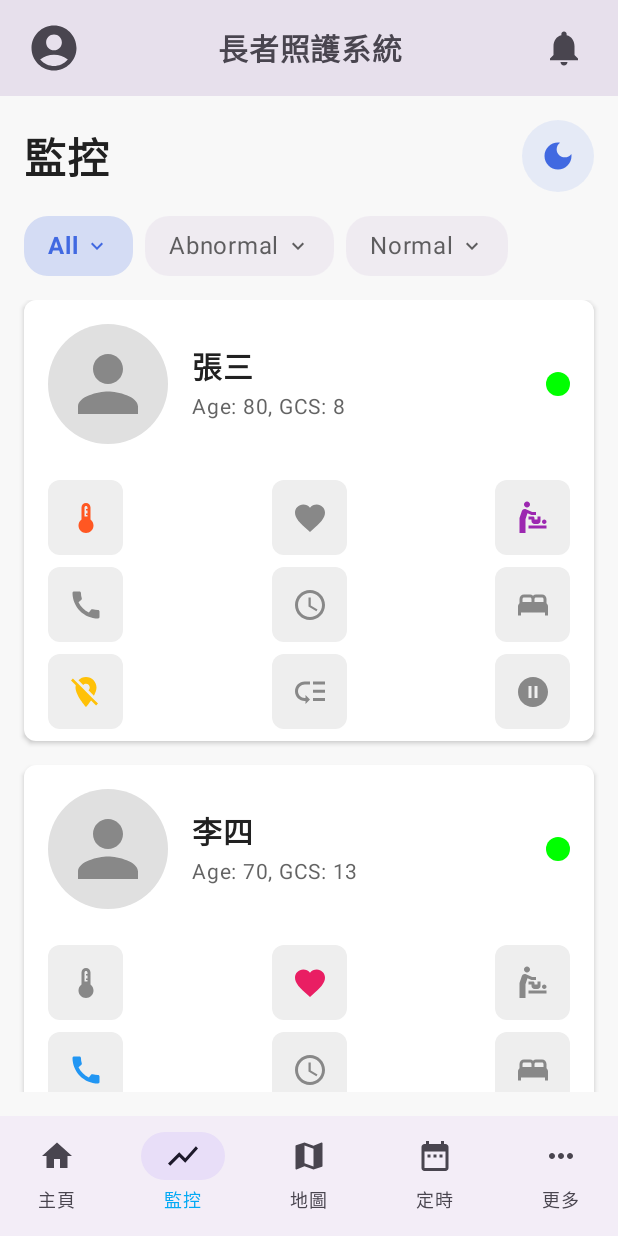
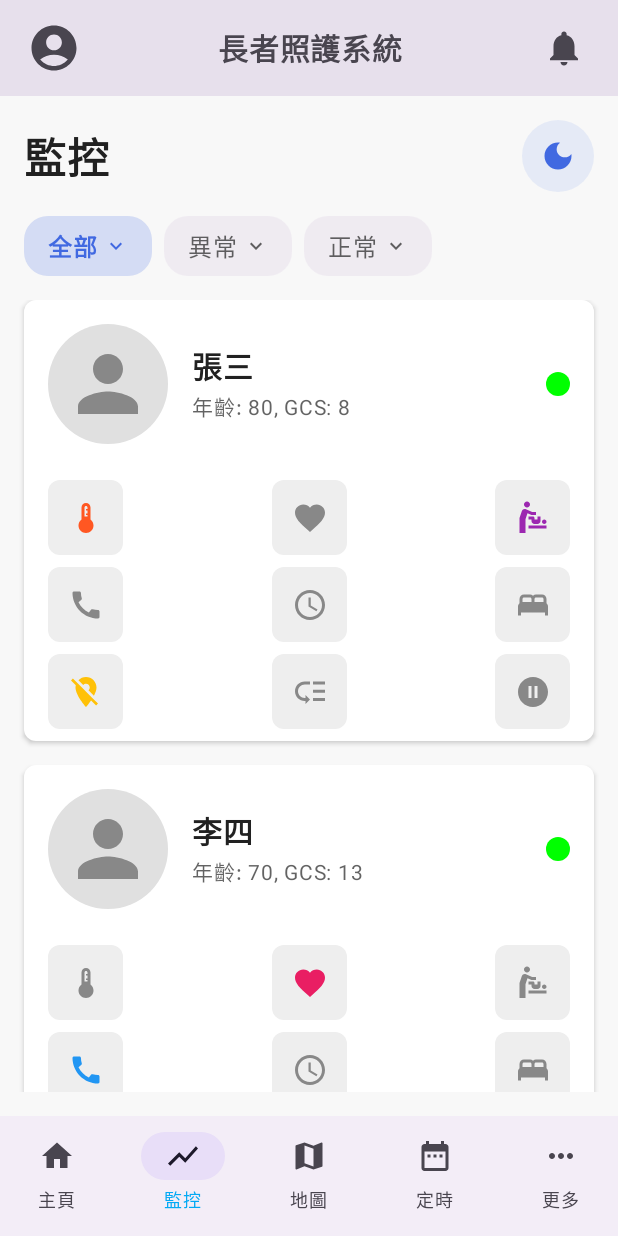
Before and after one commit to sam9407287/SeniorCarePlus, an Android app built with Jetpack Compose: the screen it shows after launch (MainActivity), item 2 of the bottom bar chosen, on a phone screen of 412 x 824 dp. Run offline under Robolectric (Android 15) with nearby library versions, the light colour scheme and no system bars.

Commit message:
Adjust sidebar widths and add multilingual support for monitoring screen

```diff
--- a/app/src/main/java/com/example/myapplication/MainActivity.kt
+++ b/app/src/main/java/com/example/myapplication/MainActivity.kt
@@ -276,8 +276,8 @@ fun MainAppContent() {
         drawerState = leftDrawerState,
         drawerContent = {
             ModalDrawerSheet(
-                // 减少宽度从75%到60%，让侧边栏更窄
-                modifier = Modifier.fillMaxWidth(0.60f)
+                // 增加左侧侧边栏宽度
+                modifier = Modifier.fillMaxWidth(0.75f)
             ) {
                 Spacer(modifier = Modifier.height(24.dp))
                 Text(
@@ -499,7 +499,7 @@ fun AdminDrawer(
             modifier = Modifier
                 .align(Alignment.TopEnd)
                 .fillMaxHeight()
-                // 減少寬度，從0.55f降至0.45f
+                // 右侧边栏恢复之前的宽度
                 .fillMaxWidth(0.45f)
                 .background(if (isDarkTheme) MaterialTheme.colorScheme.surface else Color(0xFFCDCDCD))
                 .padding(top = 48.dp, start = 12.dp, end = 12.dp)
--- a/app/src/main/java/com/example/myapplication/ui/screens/MonitorScreen.kt
+++ b/app/src/main/java/com/example/myapplication/ui/screens/MonitorScreen.kt
@@ -62,6 +62,7 @@ import androidx.navigation.NavController
 import androidx.navigation.compose.rememberNavController
 import com.example.myapplication.R
 import com.example.myapplication.ui.theme.ThemeManager
+import com.example.myapplication.ui.theme.LanguageManager
 
 // 病患資料類
 data class Patient(
@@ -82,16 +83,19 @@ data class Patient(
 )
 
 // 警報類型枚舉
-enum class AlertType(val displayName: String) {
-    TEMPERATURE("體溫"),
-    HEART_RATE("心率"),
-    DIAPER("尿濕"),
-    CALL("呼叫"),
-    TIMER("定時"),
-    BED_EXIT("離床"),
-    AREA_EXIT("離區"),
-    LOW_POSITION("低地"),
-    STILL("靜止")
+enum class AlertType(val chineseName: String, val englishName: String) {
+    TEMPERATURE("體溫", "Temperature"),
+    HEART_RATE("心率", "Heart Rate"),
+    DIAPER("尿濕", "Diaper"),
+    CALL("呼叫", "Call"),
+    TIMER("定時", "Timer"),
+    BED_EXIT("離床", "Bed Exit"),
+    AREA_EXIT("離區", "Area Exit"),
+    LOW_POSITION("低地", "Low Position"),
+    STILL("靜止", "Still");
+
+    val displayName: String
+        get() = if (LanguageManager.isChineseLanguage) chineseName else englishName
 }
 
 // 過濾選項
@@ -106,9 +110,11 @@ fun MonitorScreen(navController: NavController = rememberNavController()) {
 
     // 示例病患資料
     val patients = remember {
+        val isChineseLanguage = LanguageManager.isChineseLanguage
+
         listOf(
             Patient(
-                name = "張三",
+                name = if (isChineseLanguage) "張三" else "Zhang San",
                 age = 80,
                 gcs = 8,
                 alerts = mapOf(
@@ -124,7 +130,7 @@ fun MonitorScreen(navController: NavController = rememberNavController()) {
                 )
             ),
             Patient(
-                name = "李四",
+                name = if (isChineseLanguage) "李四" else "Li Si",
                 age = 70,
                 gcs = 13,
                 alerts = mapOf(
@@ -140,7 +146,7 @@ fun MonitorScreen(navController: NavController = rememberNavController()) {
                 )
             ),
             Patient(
-                name = "王五",
+                name = if (isChineseLanguage) "王五" else "Wang Wu",
                 age = 88,
                 gcs = 12,
                 alerts = mapOf(
@@ -156,7 +162,7 @@ fun MonitorScreen(navController: NavController = rememberNavController()) {
                 )
             ),
             Patient(
-                name = "趙六",
+                name = if (isChineseLanguage) "趙六" else "Zhao Liu",
                 age = 72,
                 gcs = 14,
                 alerts = mapOf(
@@ -172,7 +178,7 @@ fun MonitorScreen(navController: NavController = rememberNavController()) {
                 )
             ),
             Patient(
-                name = "孫七",
+                name = if (isChineseLanguage) "孫七" else "Sun Qi",
                 age = 81,
                 gcs = 8,
                 alerts = mapOf(
@@ -218,8 +224,11 @@ fun MonitorScreen(navController: NavController = rememberNavController()) {
                 .padding(bottom = 16.dp),
             verticalAlignment = Alignment.CenterVertically
         ) {
+            // 根据语言显示标题
+            val isChineseLanguage = LanguageManager.isChineseLanguage
+
             Text(
-                text = "監控",
+                text = if (isChineseLanguage) "監控" else "Monitoring",
                 fontSize = 28.sp,
                 fontWeight = FontWeight.Bold,
                 modifier = Modifier.weight(1f),
@@ -236,7 +245,7 @@ fun MonitorScreen(navController: NavController = rememberNavController()) {
             ) {
                 Icon(
                     imageVector = if (isDarkTheme) Icons.Default.LightMode else Icons.Default.DarkMode,
-                    contentDescription = "切換主題",
+                    contentDescription = if (isChineseLanguage) "切換主題" else "Toggle Theme",
                     tint = MaterialTheme.colorScheme.primary,
                     modifier = Modifier.size(24.dp)
                 )
@@ -249,8 +258,10 @@ fun MonitorScreen(navController: NavController = rememberNavController()) {
                 .fillMaxWidth()
                 .padding(bottom = 16.dp)
         ) {
+            val isChineseLanguage = LanguageManager.isChineseLanguage
+
             MonitorFilterButton(
-                text = "All",
+                text = if (isChineseLanguage) "全部" else "All",
                 isSelected = currentFilter == FilterOption.ALL,
                 onClick = { currentFilter = FilterOption.ALL }
             )
@@ -258,7 +269,7 @@ fun MonitorScreen(navController: NavController = rememberNavController()) {
             Spacer(modifier = Modifier.width(8.dp))
 
             MonitorFilterButton(
-                text = "Abnormal",
+                text = if (isChineseLanguage) "異常" else "Abnormal",
                 isSelected = currentFilter == FilterOption.ABNORMAL,
                 onClick = { currentFilter = FilterOption.ABNORMAL }
             )
@@ -266,7 +277,7 @@ fun MonitorScreen(navController: NavController = rememberNavController()) {
             Spacer(modifier = Modifier.width(8.dp))
 
             MonitorFilterButton(
-                text = "Normal",
+                text = if (isChineseLanguage) "正常" else "Normal",
                 isSelected = currentFilter == FilterOption.NORMAL,
                 onClick = { currentFilter = FilterOption.NORMAL }
             )
@@ -347,6 +358,7 @@ fun PatientCard(
     onAlertClick: (String, AlertType) -> Unit
 ) {
     val isDarkTheme = ThemeManager.isDarkTheme
+    val isChineseLanguage = LanguageManager.isChineseLanguage
 
     Card(
         modifier = Modifier
@@ -399,7 +411,10 @@ fun PatientCard(
                 )
 
                 Text(
-                    text = "Age: ${patient.age}, GCS: ${patient.gcs}",
+                    text = if (isChineseLanguage)
+                        "年齡: ${patient.age}, GCS: ${patient.gcs}"
+                    else
+                        "Age: ${patient.age}, GCS: ${patient.gcs}",
                     color = MaterialTheme.colorScheme.onSurface.copy(alpha = 0.7f),
                     fontSize = 14.sp
                 )
```
